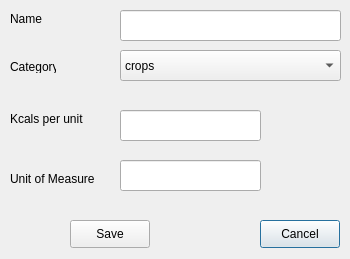
snim2mirror/openihm, file open-ihm/gui/designs/ui_managefoodtypes_edit.ui: the form before one commit.
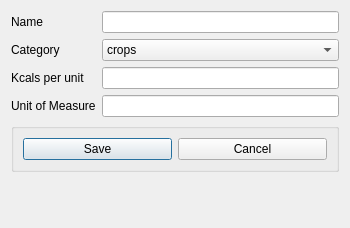
The form after the commit.

Commit message: Added layout manager to most dialogs. One report and all tabbed dialogs still to go.

```diff
--- a/open-ihm/gui/designs/ui_managefoodtypes_edit.ui
+++ b/open-ihm/gui/designs/ui_managefoodtypes_edit.ui
@@ -7,7 +7,7 @@
     <x>0</x>
     <y>0</y>
     <width>350</width>
-    <height>259</height>
+    <height>228</height>
    </rect>
   </property>
   <property name="minimumSize">
@@ -19,110 +19,26 @@
   <property name="windowTitle">
    <string>Edit Food Types</string>
   </property>
-  <widget class="QPushButton" name="cmdCancel">
-   <property name="geometry">
-    <rect>
-     <x>260</x>
-     <y>220</y>
-     <width>80</width>
-     <height>28</height>
-    </rect>
-   </property>
-   <property name="text">
-    <string>Cancel</string>
-   </property>
-  </widget>
-  <widget class="QPushButton" name="cmdSave">
-   <property name="geometry">
-    <rect>
-     <x>70</x>
-     <y>220</y>
-     <width>80</width>
-     <height>28</height>
-    </rect>
-   </property>
-   <property name="text">
-    <string>Save</string>
-   </property>
-  </widget>
+  <layout class="QFormLayout" name="formLayout">
+   <item row="0" column="0">
   <widget class="QLabel" name="label">
-   <property name="geometry">
-    <rect>
-     <x>10</x>
-     <y>10</y>
-     <width>54</width>
-     <height>18</height>
-    </rect>
-   </property>
    <property name="text">
     <string>Name</string>
    </property>
   </widget>
-  <widget class="QLabel" name="label_3">
-   <property name="geometry">
-    <rect>
-     <x>10</x>
-     <y>170</y>
-     <width>91</width>
-     <height>18</height>
-    </rect>
-   </property>
+   </item>
+   <item row="0" column="1">
+    <widget class="QLineEdit" name="txtFoodType"/>
+   </item>
+   <item row="1" column="0">
+    <widget class="QLabel" name="label_2">
    <property name="text">
-    <string>Unit of Measure</string>
-   </property>
-  </widget>
-  <widget class="QLabel" name="label_4">
-   <property name="geometry">
-    <rect>
-     <x>10</x>
-     <y>110</y>
-     <width>101</width>
-     <height>18</height>
-    </rect>
-   </property>
-   <property name="text">
-    <string>Kcals per unit</string>
-   </property>
-  </widget>
-  <widget class="QLineEdit" name="txtKCalories">
-   <property name="geometry">
-    <rect>
-     <x>120</x>
-     <y>110</y>
-     <width>141</width>
-     <height>31</height>
-    </rect>
-   </property>
-  </widget>
-  <widget class="QLineEdit" name="txtFoodType">
-   <property name="geometry">
-    <rect>
-     <x>120</x>
-     <y>10</y>
-     <width>221</width>
-     <height>31</height>
-    </rect>
-   </property>
-  </widget>
-  <widget class="QLineEdit" name="txtMeasuringUnit">
-   <property name="geometry">
-    <rect>
-     <x>120</x>
-     <y>160</y>
-     <width>141</width>
-     <height>31</height>
-    </rect>
-   </property>
-  </widget>
+      <string>Category</string>
+     </property>
+    </widget>
+   </item>
+   <item row="1" column="1">
   <widget class="QComboBox" name="cmbCategory">
-   <property name="geometry">
-    <rect>
-     <x>120</x>
-     <y>50</y>
-     <width>221</width>
-     <height>31</height>
-    </rect>
-   </property>
    <item>
     <property name="text">
      <string>crops</string>
@@ -139,19 +55,51 @@
     </property>
    </item>
   </widget>
-  <widget class="QLabel" name="label_2">
-   <property name="geometry">
-    <rect>
-     <x>10</x>
-     <y>60</y>
-     <width>46</width>
-     <height>13</height>
-    </rect>
-   </property>
+   </item>
+   <item row="2" column="0">
+    <widget class="QLabel" name="label_4">
+     <property name="text">
+      <string>Kcals per unit</string>
+     </property>
+    </widget>
+   </item>
+   <item row="2" column="1">
+    <widget class="QLineEdit" name="txtKCalories"/>
+   </item>
+   <item row="3" column="0">
+    <widget class="QLabel" name="label_3">
    <property name="text">
-    <string>Category</string>
-   </property>
-  </widget>
+      <string>Unit of Measure</string>
+     </property>
+    </widget>
+   </item>
+   <item row="3" column="1">
+    <widget class="QLineEdit" name="txtMeasuringUnit"/>
+   </item>
+   <item row="4" column="0" colspan="2">
+    <widget class="QGroupBox" name="groupBox">
+     <property name="title">
+      <string/>
+     </property>
+     <layout class="QHBoxLayout" name="horizontalLayout">
+      <item>
+       <widget class="QPushButton" name="cmdSave">
+        <property name="text">
+         <string>Save</string>
+        </property>
+       </widget>
+      </item>
+      <item>
+       <widget class="QPushButton" name="cmdCancel">
+        <property name="text">
+         <string>Cancel</string>
+        </property>
+       </widget>
+      </item>
+     </layout>
+    </widget>
+   </item>
+  </layout>
  </widget>
  <tabstops>
   <tabstop>txtFoodType</tabstop>
```
Left out of the diff: 24 changed lines with no effect on the pictures. Lines whose indentation alone changed are shown as unchanged. The commit also changes 97 other files.
